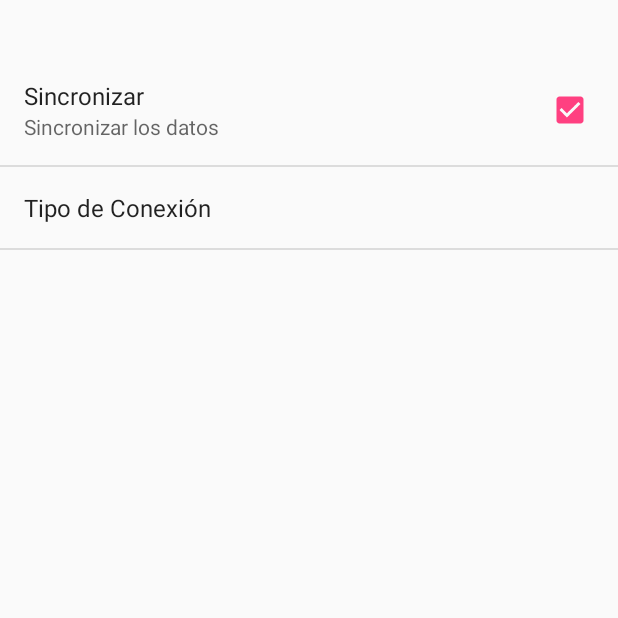
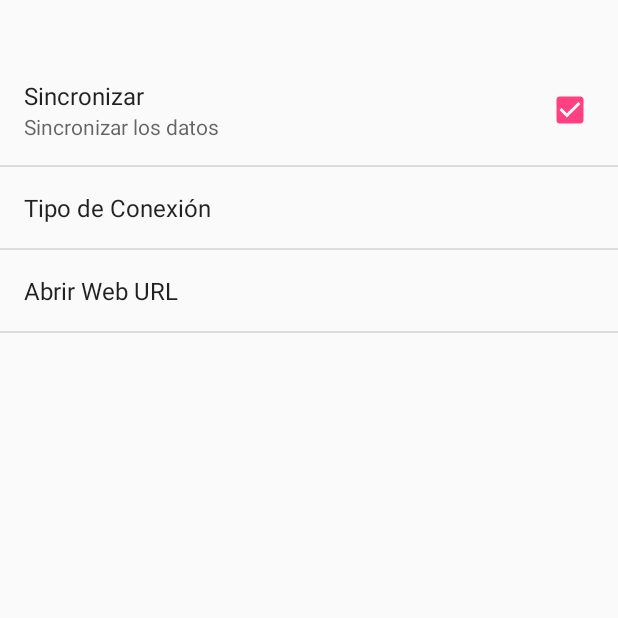
Before and after one commit to pepesan/SharedPreferences, an Android app: the MisPreferencias screen opened directly, with no data from a screen before it, after a tap on "Otras configuraciones", on a phone screen of 412 x 824 dp, the top half of it. Run offline under Robolectric (Android 15) with nearby library versions, the phone set to English and light mode, and no system bars.

Commit message:
añadir salto de intent abrir URL

```diff
--- a/app/src/main/res/values/strings.xml
+++ b/app/src/main/res/values/strings.xml
@@ -15,4 +15,5 @@
         <item>FTP</item>
     </string-array>
     <string name="other_settings">Otras configuraciones</string>
+    <string name="prefs_web_page">Abrir Web URL</string>
 </resources>
--- a/app/src/main/res/xml/preferences.xml
+++ b/app/src/main/res/xml/preferences.xml
@@ -29,6 +29,10 @@
             android:entries="@array/pref_syncConnectionTypes_entries"
             android:entryValues="@array/pref_syncConnectionTypes_values"
             android:defaultValue="@string/pref_syncConnectionTypes_default" />
+        <Preference android:title="@string/prefs_web_page" >
+            <intent android:action="android.intent.action.VIEW"
+                android:data="http://developer.android.com" />
+        </Preference>
     </PreferenceCategory>
     </PreferenceScreen>
 
```
